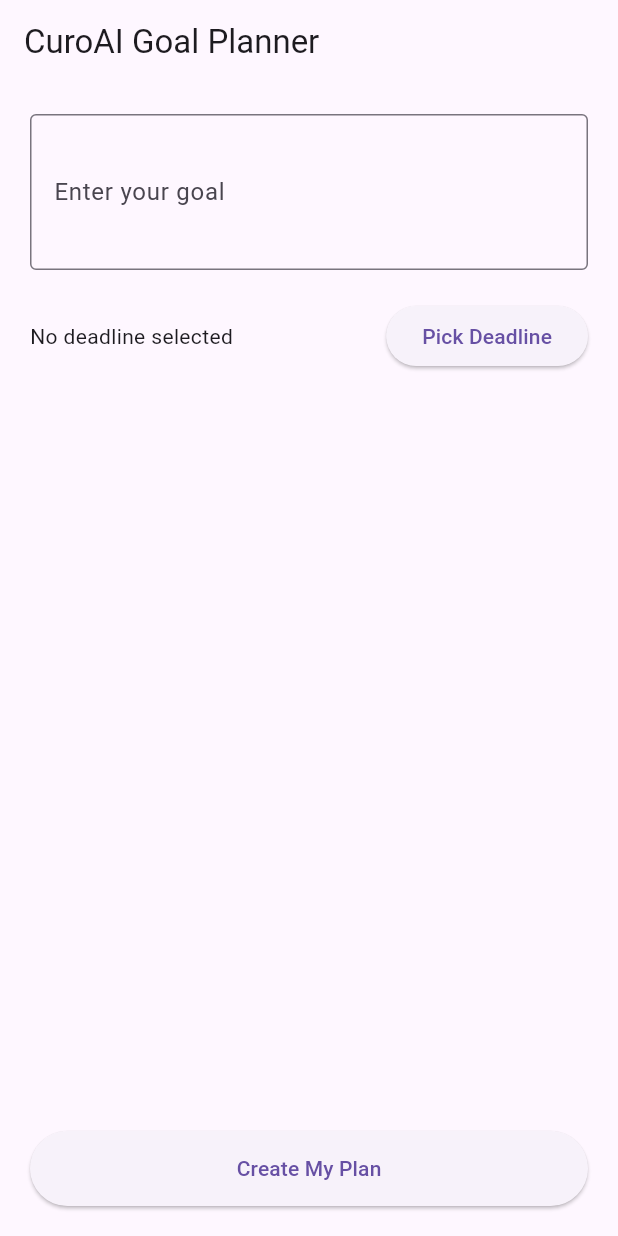
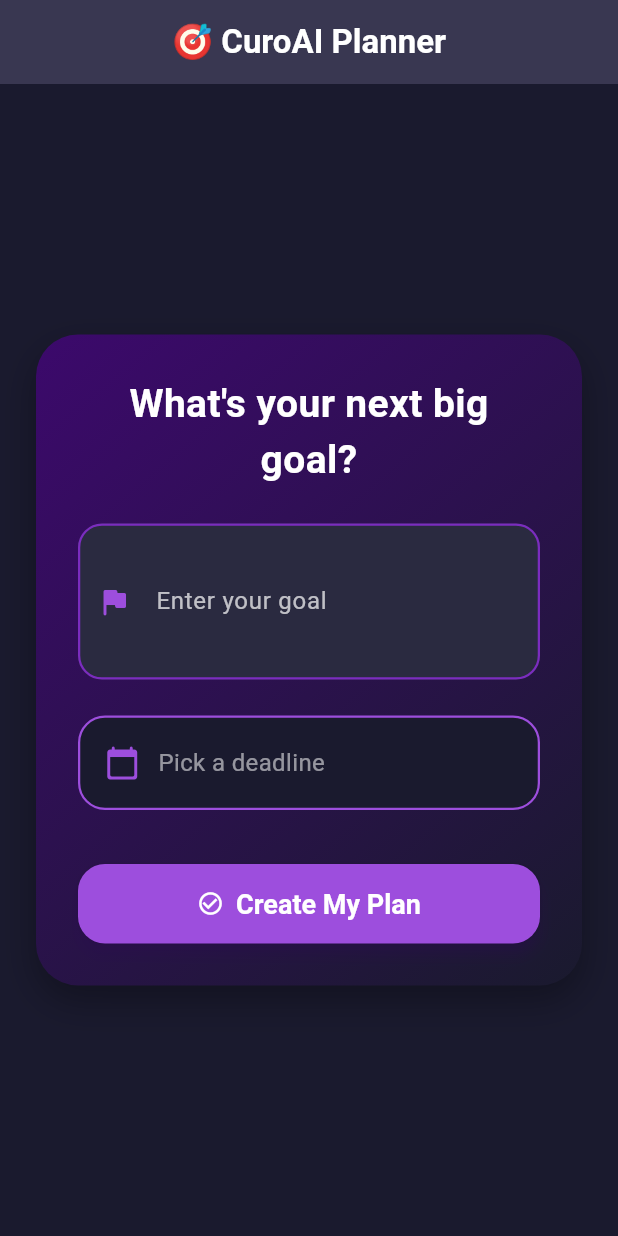
Before and after one commit to ekakshagr/curoai_flutter, a Flutter app: the screen it shows after launch, on a phone screen of 412 x 824 dp. Run offline on Flutter 3.47's test engine with Material 3 defaults, Android fonts, the phone set to English and light mode, and no system bars; Roboto replaces fonts that are missing (Montserrat).

Commit message:
Changed UI and added Screenshot

```diff
--- a/lib/main.dart
+++ b/lib/main.dart
@@ -10,7 +10,54 @@ class CuroAIApp extends StatelessWidget {
   Widget build(BuildContext context) {
     return MaterialApp(
       title: 'CuroAI',
+      theme: ThemeData(
+        brightness: Brightness.dark,
+        fontFamily: 'Montserrat',
+        scaffoldBackgroundColor: Color(0xFF1A1A2E),
+        primaryColor: Color(0xFF9D4EDD),
+        cardColor: Color(0xFF2A2A40),
+        elevatedButtonTheme: ElevatedButtonThemeData(
+          style: ElevatedButton.styleFrom(
+            backgroundColor: Color(0xFF9D4EDD),
+            foregroundColor: Colors.white,
+            shape: RoundedRectangleBorder(
+              borderRadius: BorderRadius.circular(18),
+            ),
+            padding: EdgeInsets.symmetric(vertical: 16),
+            elevation: 4,
+            shadowColor: Colors.purple.shade900,
+            textStyle: TextStyle(fontWeight: FontWeight.w600, fontSize: 18),
+          ),
+        ),
+        inputDecorationTheme: InputDecorationTheme(
+          filled: true,
+          fillColor: Color(0xFF2A2A40),
+          border: OutlineInputBorder(
+            borderRadius: BorderRadius.circular(16),
+            borderSide: BorderSide(color: Color(0xFF9D4EDD), width: 1.5),
+          ),
+          enabledBorder: OutlineInputBorder(
+            borderRadius: BorderRadius.circular(16),
+            borderSide: BorderSide(color: Color(0xFF7B2CBF), width: 1.5),
+          ),
+          focusedBorder: OutlineInputBorder(
+            borderRadius: BorderRadius.circular(16),
+            borderSide: BorderSide(color: Color(0xFF9D4EDD), width: 2),
+          ),
+          labelStyle: TextStyle(color: Colors.white70),
+        ),
+        snackBarTheme: SnackBarThemeData(
+          backgroundColor: Color(0xFF7B2CBF),
+          contentTextStyle: TextStyle(color: Colors.white),
+        ),
+        appBarTheme: AppBarTheme(
+          backgroundColor: Color(0xFF2A2A40),
+          foregroundColor: Colors.white,
+          elevation: 4,
+        ),
+      ),
       home: GoalSubmissionPage(),
+      debugShowCheckedModeBanner: false,
     );
   }
 }
@@ -30,6 +77,23 @@ class _GoalSubmissionPageState extends State<GoalSubmissionPage> {
       initialDate: DateTime.now().add(Duration(days: 1)),
       firstDate: DateTime.now().add(Duration(days: 1)),
       lastDate: DateTime(2100),
+      builder: (context, child) {
+        return Theme(
+          data: Theme.of(context).copyWith(
+            colorScheme: ColorScheme.dark(
+              primary: Color(0xFF9D4EDD),
+              onPrimary: Colors.white,
+              surface: Color(0xFF2A2A40),
+              onSurface: Colors.white,
+            ),
+            dialogBackgroundColor: Color(0xFF2A2A40),
+            textButtonTheme: TextButtonThemeData(
+              style: TextButton.styleFrom(foregroundColor: Color(0xFF9D4EDD)),
+            ),
+          ),
+          child: child!,
+        );
+      },
     );
     if (picked != null && picked != _selectedDate)
       setState(() {
@@ -51,7 +115,6 @@ class _GoalSubmissionPageState extends State<GoalSubmissionPage> {
     }
 
     final url = Uri.parse('https://curoai.free.beeceptor.com/goals');
-
     final response = await http.post(
       url,
       headers: {"Content-Type": "application/json"},
@@ -59,9 +122,9 @@ class _GoalSubmissionPageState extends State<GoalSubmissionPage> {
     );
 
     if (response.statusCode == 200 || response.statusCode == 201) {
-      ScaffoldMessenger.of(context).showSnackBar(
-        SnackBar(content: Text('Goal submitted successfully!')),
-      );
+      ScaffoldMessenger.of(
+        context,
+      ).showSnackBar(SnackBar(content: Text('Goal submitted successfully!')));
       _goalController.clear();
       setState(() {
         _selectedDate = null;
@@ -76,42 +139,112 @@ class _GoalSubmissionPageState extends State<GoalSubmissionPage> {
   @override
   Widget build(BuildContext context) {
     return Scaffold(
-      appBar: AppBar(title: Text('CuroAI Goal Planner')),
-      body: Padding(
-        padding: EdgeInsets.all(20),
+      appBar: AppBar(
+        title: Text(
+          '🎯 CuroAI Planner',
+          style: TextStyle(fontWeight: FontWeight.bold),
+        ),
+        centerTitle: true,
+      ),
+      body: Center(
+        child: SingleChildScrollView(
+          child: Padding(
+            padding: EdgeInsets.symmetric(horizontal: 24, vertical: 32),
+            child: Container(
+              padding: EdgeInsets.all(28),
+              decoration: BoxDecoration(
+                gradient: LinearGradient(
+                  colors: [Color(0xFF3C096C), Color(0xFF1A1A2E)],
+                  begin: Alignment.topLeft,
+                  end: Alignment.bottomRight,
+                ),
+                borderRadius: BorderRadius.circular(28),
+                boxShadow: [
+                  BoxShadow(
+                    color: Colors.black.withOpacity(0.3),
+                    blurRadius: 20,
+                    offset: Offset(0, 10),
+                  ),
+                ],
+              ),
               child: Column(
+                mainAxisSize: MainAxisSize.min,
                 children: [
+                  Text(
+                    "What's your next big goal?",
+                    style: TextStyle(
+                      fontSize: 26,
+                      fontWeight: FontWeight.bold,
+                      color: Colors.white,
+                    ),
+                    textAlign: TextAlign.center,
+                  ),
+                  SizedBox(height: 24),
                   TextField(
                     controller: _goalController,
                     decoration: InputDecoration(
                       labelText: 'Enter your goal',
-                border: OutlineInputBorder(),
+                      prefixIcon: Icon(
+                        Icons.flag_rounded,
+                        color: Color(0xFF9D4EDD),
+                      ),
                     ),
                     maxLines: 3,
+                    style: TextStyle(color: Colors.white),
                   ),
-            SizedBox(height: 20),
-            Row(
+                  SizedBox(height: 24),
+                  GestureDetector(
+                    onTap: () => _selectDate(context),
+                    child: Container(
+                      padding: EdgeInsets.symmetric(
+                        horizontal: 16,
+                        vertical: 18,
+                      ),
+                      decoration: BoxDecoration(
+                        color: Color(0xFF1A1A2E),
+                        borderRadius: BorderRadius.circular(18),
+                        border: Border.all(
+                          color: Color(0xFF9D4EDD),
+                          width: 1.5,
+                        ),
+                      ),
+                      child: Row(
                         children: [
+                          Icon(
+                            Icons.calendar_today_rounded,
+                            color: Color(0xFF9D4EDD),
+                          ),
+                          SizedBox(width: 12),
                           Expanded(
                             child: Text(
                               _selectedDate == null
-                        ? 'No deadline selected'
+                                  ? 'Pick a deadline'
                                   : 'Deadline: ${DateFormat('yyyy-MM-dd').format(_selectedDate!)}',
+                              style: TextStyle(
+                                fontSize: 16,
+                                color: _selectedDate == null
+                                    ? Colors.white54
+                                    : Colors.white,
                               ),
                             ),
-                ElevatedButton(
-                  onPressed: () => _selectDate(context),
-                  child: Text('Pick Deadline'),
                           ),
                         ],
                       ),
-            Spacer(),
-            ElevatedButton(
+                    ),
+                  ),
+                  SizedBox(height: 36),
+                  SizedBox(
+                    width: double.infinity,
+                    child: ElevatedButton.icon(
                       onPressed: _submitGoal,
-              child: Text('Create My Plan'),
-              style: ElevatedButton.styleFrom(minimumSize: Size.fromHeight(50)),
-            )
+                      icon: Icon(Icons.check_circle_outline),
+                      label: Text('Create My Plan'),
+                    ),
+                  ),
                 ],
+              ),
+            ),
+          ),
         ),
       ),
     );
```
Also changed, not shown: assets/screens/goal_ui.png (added), 1 other file. Lines whose indentation alone changed are shown as unchanged.
